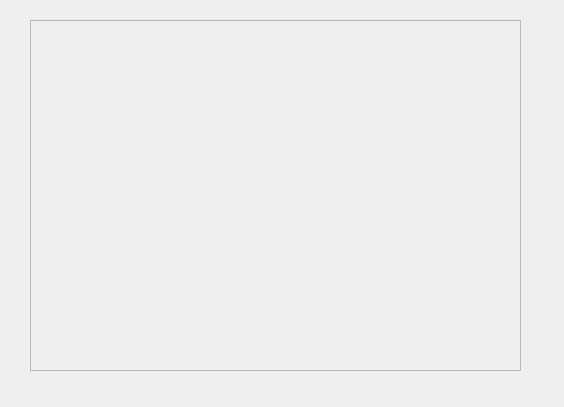
Above: tools/sprite-editor/gui/resource_file_widget.ui from jordsti/stigame before the change. Below: the same form after it.
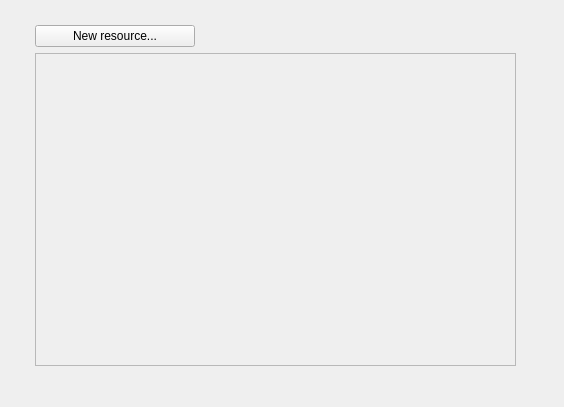
That is the form after the change.

The edit to the form file:
```diff
--- a/tools/sprite-editor/gui/resource_file_widget.ui
+++ b/tools/sprite-editor/gui/resource_file_widget.ui
@@ -23,6 +23,28 @@
     </rect>
    </property>
    <layout class="QVBoxLayout" name="layout_main">
+    <property name="margin">
+     <number>5</number>
+    </property>
+    <item>
+     <widget class="QPushButton" name="btn_add_resource">
+      <property name="minimumSize">
+       <size>
+        <width>80</width>
+        <height>20</height>
+       </size>
+      </property>
+      <property name="maximumSize">
+       <size>
+        <width>160</width>
+        <height>25</height>
+       </size>
+      </property>
+      <property name="text">
+       <string>New resource...</string>
+      </property>
+     </widget>
+    </item>
     <item>
      <widget class="QScrollArea" name="sa_resources">
       <property name="widgetResizable">
@@ -33,8 +55,8 @@
         <rect>
          <x>0</x>
          <y>0</y>
-         <width>487</width>
-         <height>347</height>
+         <width>479</width>
+         <height>310</height>
         </rect>
        </property>
       </widget>
```
